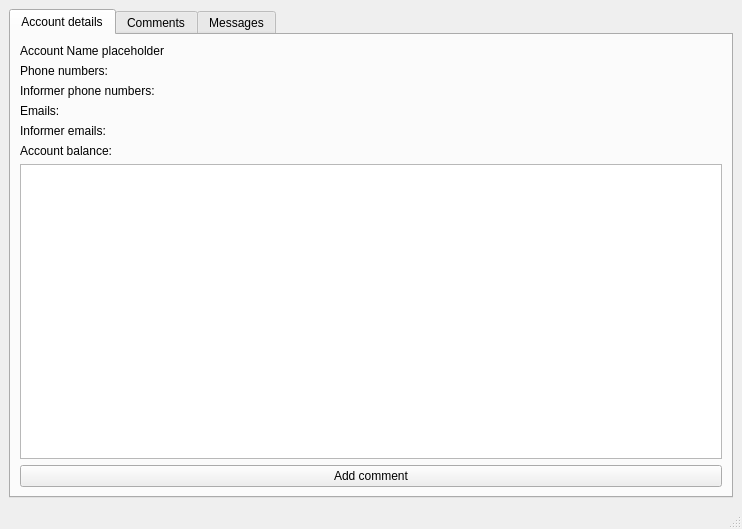
Before: the Qt Designer form callerdatawindow/callerdatawindow.ui in telepark/informer, drawn with Qt 5.
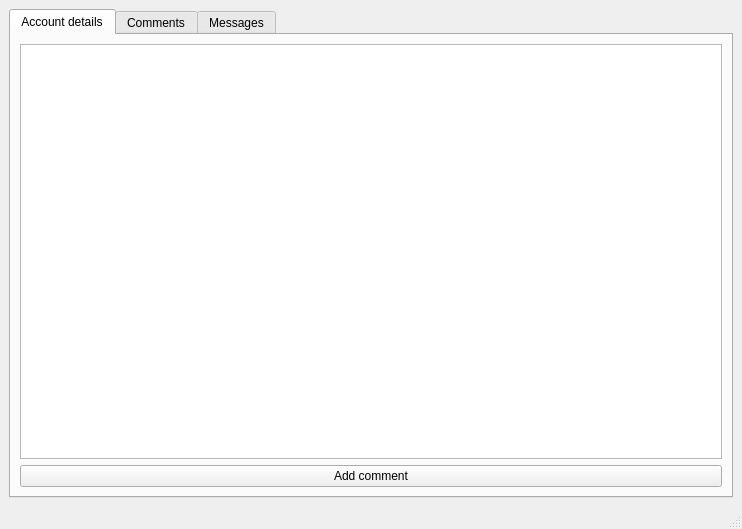
After: the same form once the commit is applied.

The edit to the form file:
```diff
--- a/callerdatawindow/callerdatawindow.ui
+++ b/callerdatawindow/callerdatawindow.ui
@@ -40,50 +40,7 @@
         <item>
          <layout class="QVBoxLayout" name="verticalLayout_4">
           <item>
-           <layout class="QVBoxLayout" name="verticalLayout_2">
-            <item>
-             <widget class="QLabel" name="companyname_label">
-              <property name="text">
-               <string>Account Name placeholder</string>
-              </property>
-             </widget>
-            </item>
-            <item>
-             <widget class="QLabel" name="phone_numbers_label">
-              <property name="text">
-               <string>Phone numbers:</string>
-              </property>
-             </widget>
-            </item>
-            <item>
-             <widget class="QLabel" name="informer_phonenumbers_label">
-              <property name="text">
-               <string>Informer phone numbers:</string>
-              </property>
-             </widget>
-            </item>
-            <item>
-             <widget class="QLabel" name="emails_label">
-              <property name="text">
-               <string>Emails:</string>
-              </property>
-             </widget>
-            </item>
-            <item>
-             <widget class="QLabel" name="informer_emails_label">
-              <property name="text">
-               <string>Informer emails:</string>
-              </property>
-             </widget>
-            </item>
-            <item>
-             <widget class="QLabel" name="account_balance_label">
-              <property name="text">
-               <string>Account balance:</string>
-              </property>
-             </widget>
-            </item>
-           </layout>
+           <layout class="QVBoxLayout" name="InformerInfoVerticalLayout"/>
           </item>
           <item>
            <widget class="QTextEdit" name="textEdit">
```
